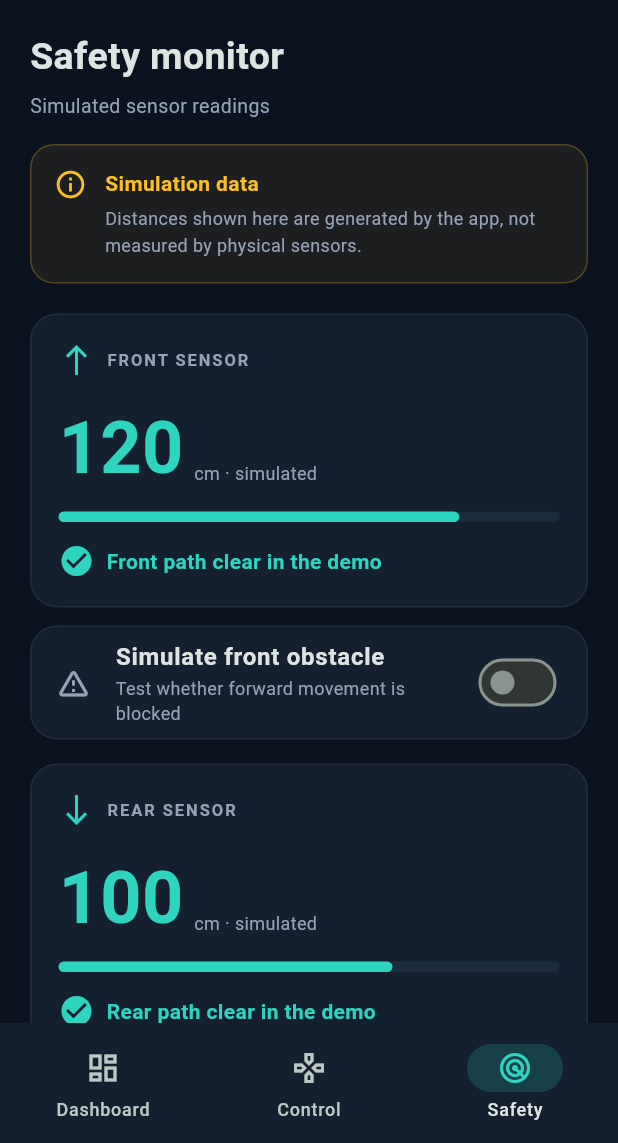
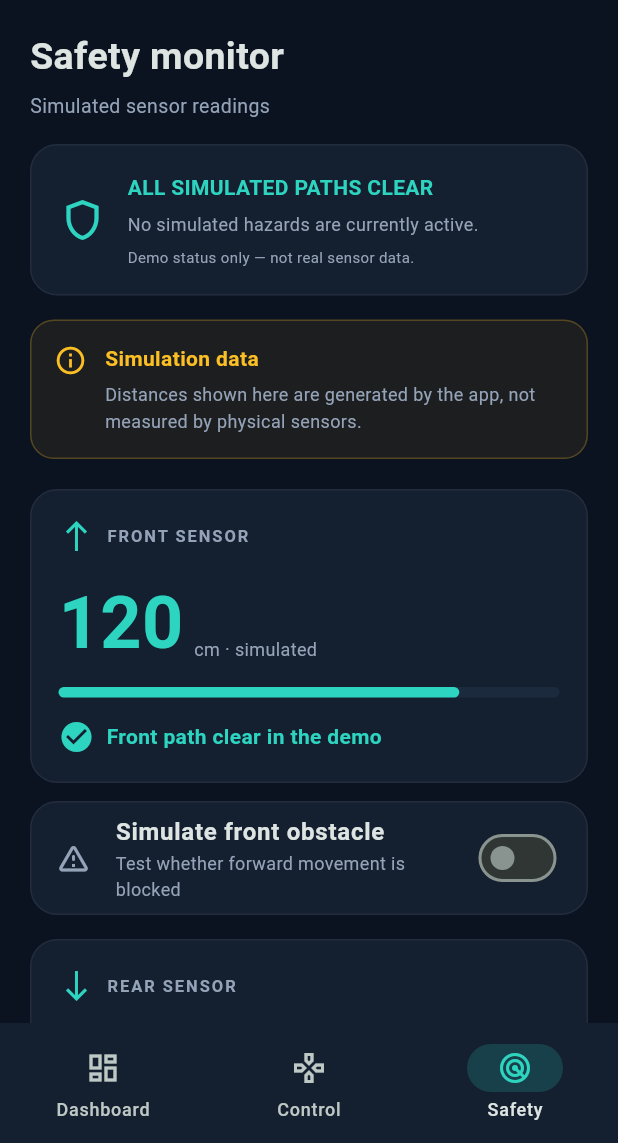
Before and after one commit to dev70022007/safeassist, a Flutter app: the screen it shows after launch, item 3 of the bottom bar chosen, on a phone screen of 412 x 824 dp, the part 93-1236 px from its top. Run offline on Flutter 3.47's test engine with Material 3 defaults, Android fonts, the phone set to English and light mode, and no system bars.

Commit message:
Add safety overview to demo monitor

```diff
--- a/lib/screens/safe_assist_home.dart
+++ b/lib/screens/safe_assist_home.dart
@@ -458,6 +458,58 @@ class _SafeAssistHomeState extends State<SafeAssistHome> {
     );
   }
 
+  Widget _buildSafetyOverview() {
+    final bool hazardDetected = frontObstacle || rearObstacle || downwardHazard;
+
+    final Color statusColor = hazardDetected ? danger : teal;
+
+    return Container(
+      padding: const EdgeInsets.all(18),
+      decoration: _panelDecoration(),
+      child: Row(
+        children: [
+          Icon(
+            hazardDetected
+                ? Icons.warning_amber_rounded
+                : Icons.shield_outlined,
+            color: statusColor,
+            size: 32,
+          ),
+          const SizedBox(width: 14),
+          Expanded(
+            child: Column(
+              crossAxisAlignment: CrossAxisAlignment.start,
+              children: [
+                Text(
+                  hazardDetected
+                      ? 'HAZARD DETECTED'
+                      : 'ALL SIMULATED PATHS CLEAR',
+                  style: TextStyle(
+                    color: statusColor,
+                    fontSize: 14,
+                    fontWeight: FontWeight.bold,
+                  ),
+                ),
+                const SizedBox(height: 6),
+                Text(
+                  hazardDetected
+                      ? 'One or more simulated hazards are active.'
+                      : 'No simulated hazards are currently active.',
+                  style: const TextStyle(color: muted, fontSize: 12),
+                ),
+                const SizedBox(height: 6),
+                const Text(
+                  'Demo status only — not real sensor data.',
+                  style: TextStyle(color: muted, fontSize: 10),
+                ),
+              ],
+            ),
+          ),
+        ],
+      ),
+    );
+  }
+
   Widget _directionButton({
     required IconData icon,
     required String label,
@@ -505,6 +557,9 @@ class _SafeAssistHomeState extends State<SafeAssistHome> {
         padding: const EdgeInsets.fromLTRB(20, 8, 20, 24),
         children: [
           _sectionHeading('Safety monitor', 'Simulated sensor readings'),
+          const SizedBox(height: 16),
+
+          _buildSafetyOverview(),
           const SizedBox(height: 16),
           _notice(
             Icons.info_outline,
```
